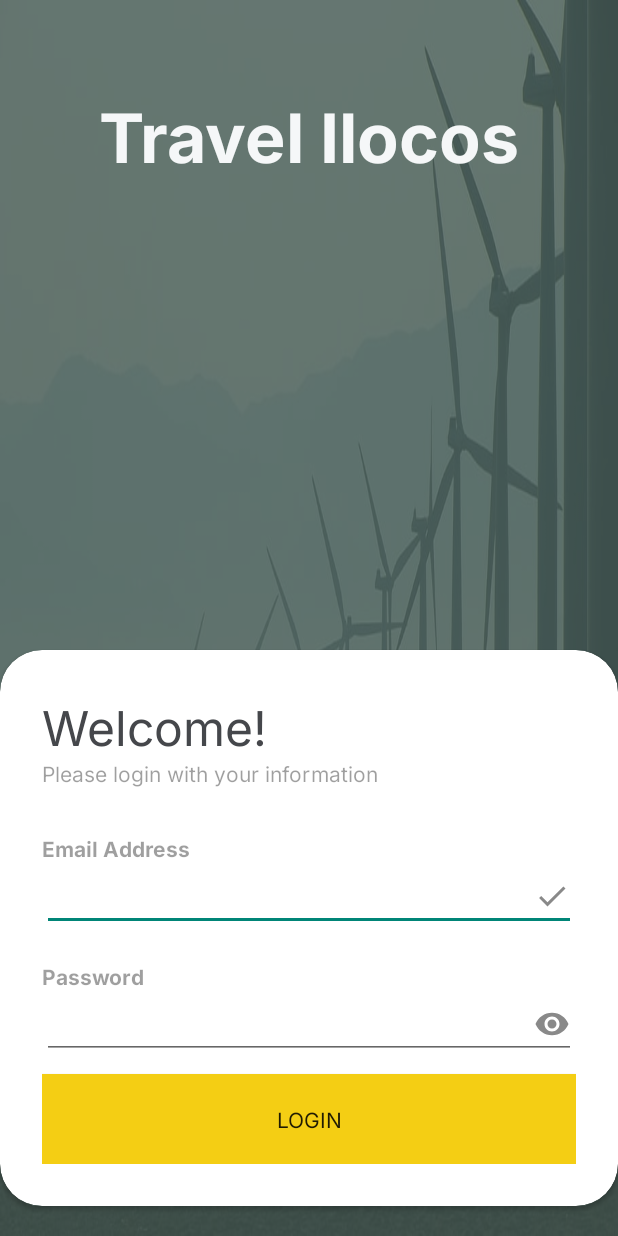
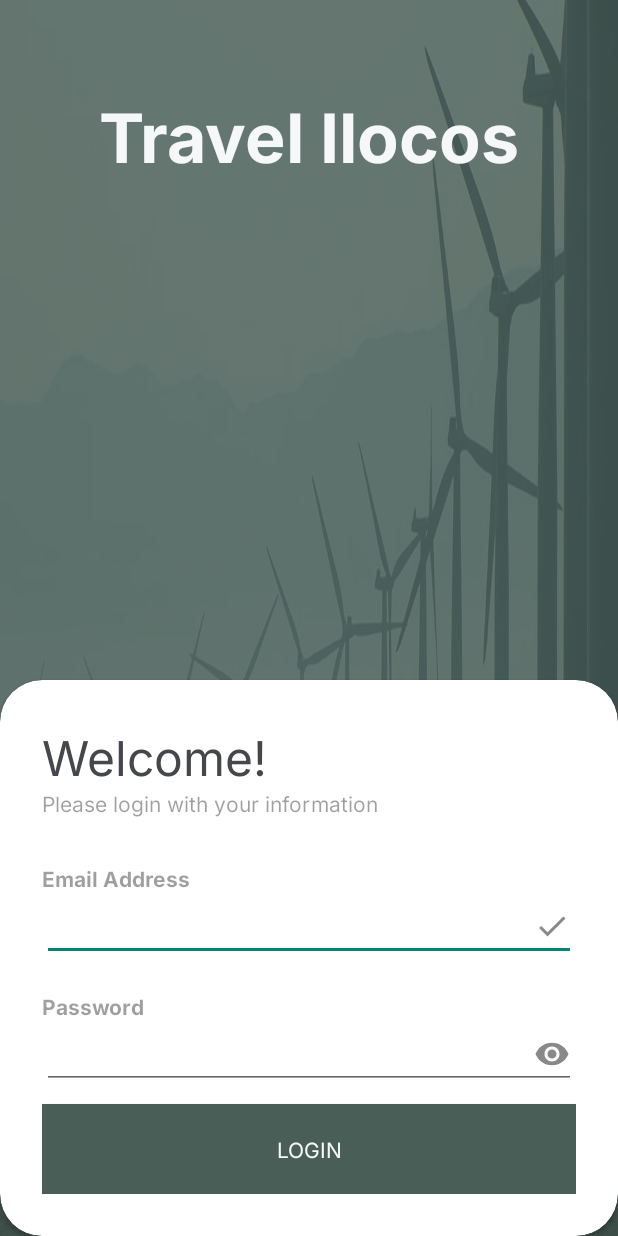
Before and after one commit to rdaavee/Ranier-Arcega-block1-activity1, an Android app built with Jetpack Compose: the layout activity_main.xml on its own in the app's theme, with its tools: preview values and no code run, on a phone screen of 412 x 824 dp. Run offline under Robolectric (Android 15) with nearby library versions, the phone set to English and light mode, and no system bars.

Commit message:
added Home Page Activity and Intent

```diff
--- a/app/src/main/AndroidManifest.xml
+++ b/app/src/main/AndroidManifest.xml
@@ -13,6 +13,9 @@
         android:theme="@style/Theme.RanierArcegaBlock1Quiz"
         tools:targetApi="31">
         <activity
+            android:name=".HomePageActivity"
+            android:exported="false" />
+        <activity
             android:name=".MainActivity"
             android:exported="true"
             android:label="@string/app_name"
@@ -23,6 +26,7 @@
                 <category android:name="android.intent.category.LAUNCHER" />
             </intent-filter>
         </activity>
+
         <meta-data
             android:name="preloaded_fonts"
             android:resource="@array/preloaded_fonts" />
--- a/app/src/main/res/layout/activity_main.xml
+++ b/app/src/main/res/layout/activity_main.xml
@@ -35,7 +35,7 @@
         android:layout_height="wrap_content"
         android:layout_alignParentBottom="true"
         app:cardCornerRadius="28dp"
-        android:layout_marginBottom="20dp">
+        android:layout_marginTop="30dp">
 
         <LinearLayout
             android:layout_width="match_parent"
@@ -122,8 +122,9 @@
                     android:layout_height="60dp"
                     android:layout_marginTop="10dp"
                     android:text="Login"
+                    android:textColor="@color/font_color_primary"
                     android:fontFamily="@font/inter"
-                    android:background="@color/my_secondary"
+                    android:background="@color/my_primary"
                     />
 
 
```
Also changed, not shown: app/src/main/java/com/example/arcega/ranierdave/block1/p1/quiz/HomePageActivity.kt (added, +11 -0 lines), app/src/main/java/com/example/arcega/ranierdave/block1/p1/quiz/MainActivity.kt (+10 -3 lines), app/src/main/res/layout/activity_home_page.xml (added, +29 -0 lines).
